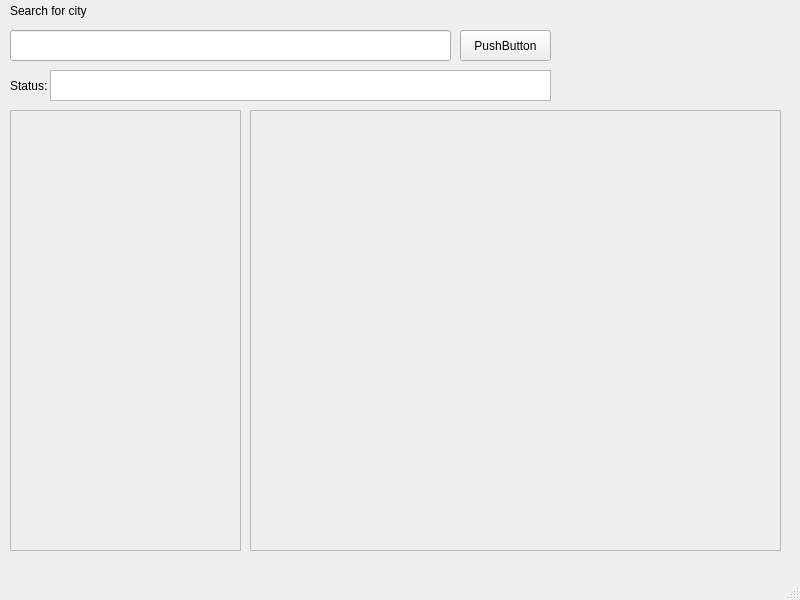
This is mainwindow.ui in Fejbien/WeatherApp as Qt 5 draws it before an edit. The edited form follows.
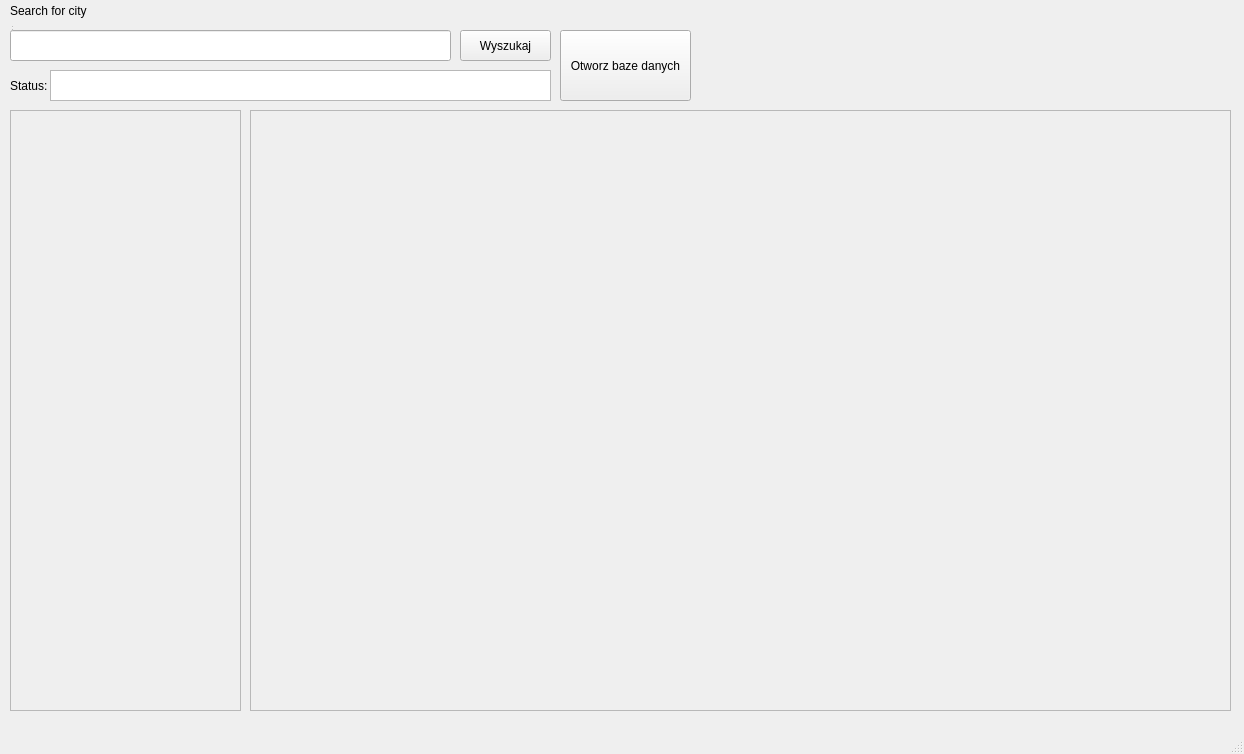
This is the edited form.

Patch:
```diff
--- a/mainwindow.ui
+++ b/mainwindow.ui
@@ -6,8 +6,8 @@
    <rect>
     <x>0</x>
     <y>0</y>
-    <width>800</width>
-    <height>600</height>
+    <width>1244</width>
+    <height>754</height>
    </rect>
   </property>
   <property name="windowTitle">
@@ -57,7 +57,7 @@
      </rect>
     </property>
     <property name="text">
-     <string>PushButton</string>
+     <string>Wyszukaj</string>
     </property>
    </widget>
    <widget class="QTextBrowser" name="resultBrowser">
@@ -89,7 +89,7 @@
       <x>10</x>
       <y>110</y>
       <width>231</width>
-      <height>441</height>
+      <height>601</height>
      </rect>
     </property>
     <property name="widgetResizable">
@@ -101,7 +101,7 @@
        <x>0</x>
        <y>0</y>
        <width>229</width>
-       <height>439</height>
+       <height>599</height>
       </rect>
      </property>
     </widget>
@@ -111,8 +111,8 @@
      <rect>
       <x>250</x>
       <y>110</y>
-      <width>531</width>
-      <height>441</height>
+      <width>981</width>
+      <height>601</height>
      </rect>
     </property>
     <property name="widgetResizable">
@@ -123,12 +123,25 @@
       <rect>
        <x>0</x>
        <y>0</y>
-       <width>529</width>
-       <height>439</height>
+       <width>979</width>
+       <height>599</height>
       </rect>
      </property>
     </widget>
    </widget>
+   <widget class="QPushButton" name="dbOpener">
+    <property name="geometry">
+     <rect>
+      <x>560</x>
+      <y>30</y>
+      <width>131</width>
+      <height>71</height>
+     </rect>
+    </property>
+    <property name="text">
+     <string>Otworz baze danych</string>
+    </property>
+   </widget>
   </widget>
   <widget class="QMenuBar" name="menubar">
    <property name="geometry">
```
Left out of the diff: 2 changed lines with no effect on the pictures.
